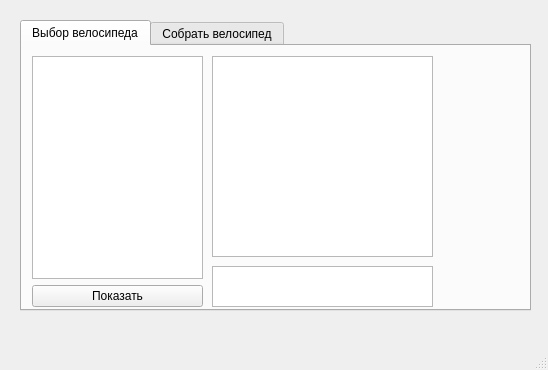
Before: the Qt Designer form windowklient.ui in IraSoro/bike-store-database, drawn with Qt 5.
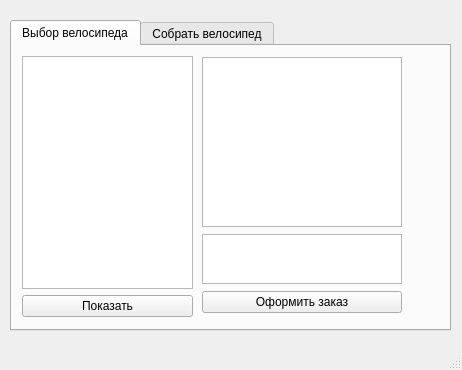
After: the same form once the commit is applied.

```diff
--- a/windowklient.ui
+++ b/windowklient.ui
@@ -6,7 +6,7 @@
    <rect>
     <x>0</x>
     <y>0</y>
-    <width>548</width>
+    <width>462</width>
     <height>370</height>
    </rect>
   </property>
@@ -17,12 +17,24 @@
    <widget class="QTabWidget" name="tabWidget">
     <property name="geometry">
      <rect>
-      <x>20</x>
+      <x>10</x>
       <y>20</y>
-      <width>511</width>
-      <height>291</height>
+      <width>441</width>
+      <height>311</height>
      </rect>
     </property>
+    <property name="minimumSize">
+     <size>
+      <width>0</width>
+      <height>4</height>
+     </size>
+    </property>
+    <property name="maximumSize">
+     <size>
+      <width>16777215</width>
+      <height>16777215</height>
+     </size>
+    </property>
     <property name="currentIndex">
      <number>0</number>
     </property>
@@ -36,7 +48,7 @@
         <x>10</x>
         <y>10</y>
         <width>171</width>
-        <height>251</height>
+        <height>261</height>
        </rect>
       </property>
       <layout class="QVBoxLayout" name="verticalLayout">
@@ -52,25 +64,50 @@
        </item>
       </layout>
      </widget>
-     <widget class="QGraphicsView" name="graphicsView">
+     <widget class="QWidget" name="verticalLayoutWidget_2">
       <property name="geometry">
        <rect>
         <x>190</x>
         <y>10</y>
-        <width>221</width>
-        <height>201</height>
+        <width>211</width>
+        <height>261</height>
        </rect>
       </property>
-     </widget>
-     <widget class="QTextEdit" name="textEdit">
-      <property name="geometry">
-       <rect>
-        <x>190</x>
-        <y>220</y>
-        <width>221</width>
-        <height>41</height>
-       </rect>
-      </property>
+      <layout class="QVBoxLayout" name="verticalLayout_2">
+       <item>
+        <widget class="QGraphicsView" name="graphicsView">
+         <property name="maximumSize">
+          <size>
+           <width>200</width>
+           <height>170</height>
+          </size>
+         </property>
+        </widget>
+       </item>
+       <item>
+        <widget class="QTextEdit" name="textEdit">
+         <property name="maximumSize">
+          <size>
+           <width>200</width>
+           <height>50</height>
+          </size>
+         </property>
+        </widget>
+       </item>
+       <item>
+        <widget class="QPushButton" name="pushButton_2">
+         <property name="maximumSize">
+          <size>
+           <width>200</width>
+           <height>16777215</height>
+          </size>
+         </property>
+         <property name="text">
+          <string>Оформить заказ</string>
+         </property>
+        </widget>
+       </item>
+      </layout>
      </widget>
     </widget>
     <widget class="QWidget" name="tab_2">
```
Left out of the diff: 2 changed lines with no effect on the pictures.
